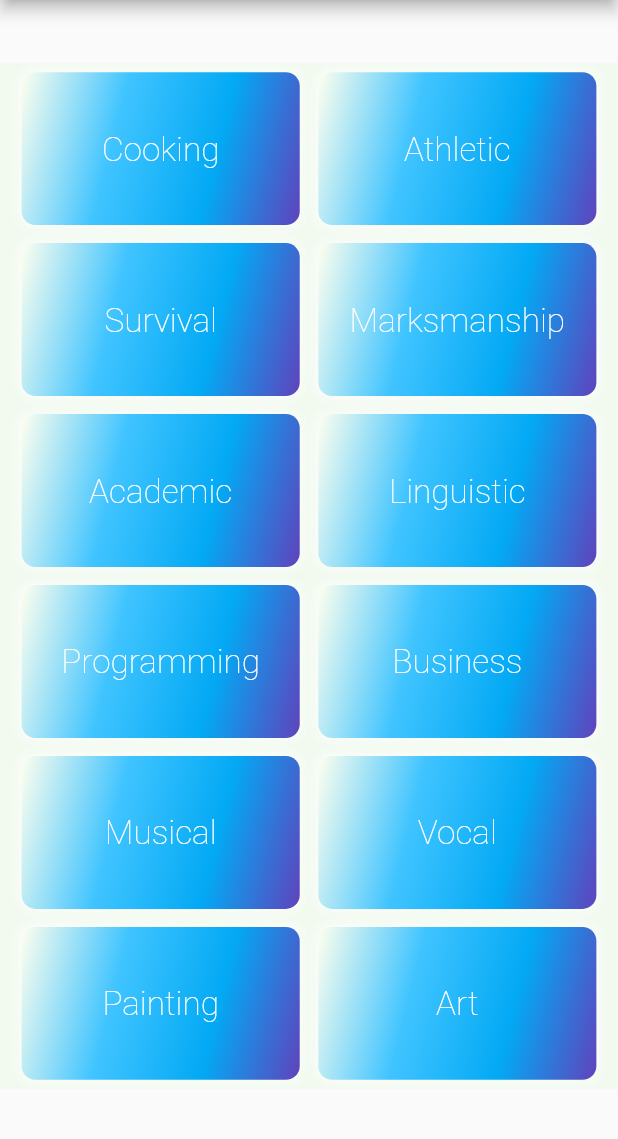
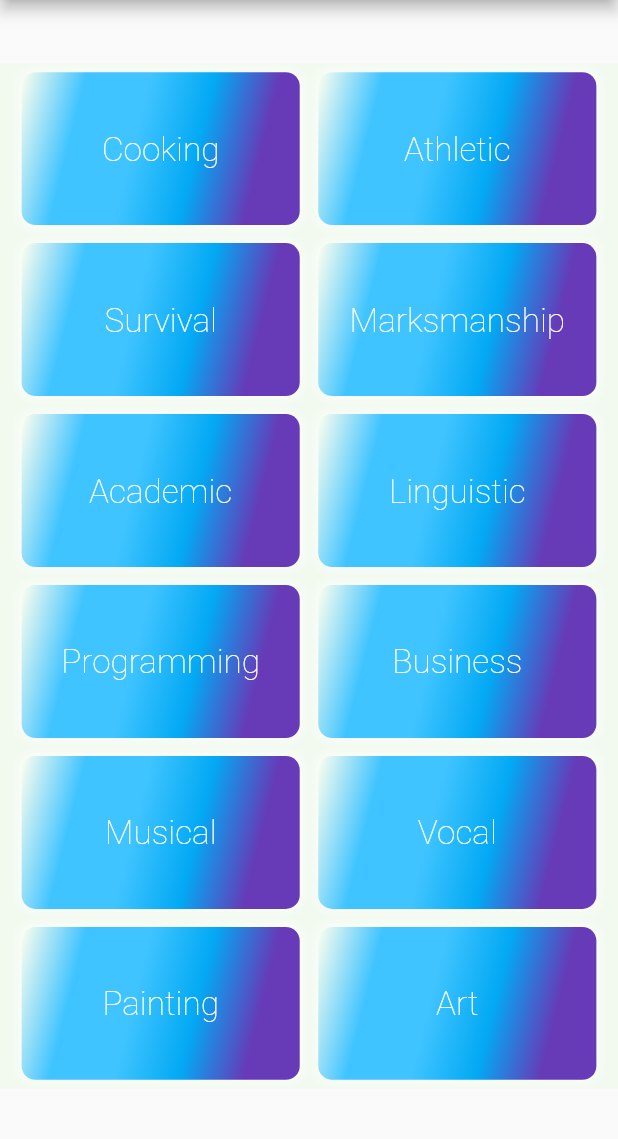
Before and after one commit to zwormstadt/Bonvallet, a Flutter app: the screen it shows after launch, on a phone screen of 412 x 824 dp, the part 84-1223 px from its top. Run offline on Flutter 3.47's test engine with Material 2 defaults, Android fonts, the phone set to English and light mode, and no system bars; Roboto replaces fonts that are missing (SF Pro).

Commit message:
Colors. I should stop.

```diff
--- a/lib/search/category-tile.dart
+++ b/lib/search/category-tile.dart
@@ -13,7 +13,14 @@ class CategoryTile extends StatelessWidget {
           gradient: LinearGradient(
             begin: Alignment.topLeft,
             end: Alignment(1.2, 0.0), // 10% of the width, so there are ten blinds.
-            colors: [const Color(0xFFFFFFEE), Colors.lightBlueAccent, Colors.lightBlue, Colors.deepPurple], // whitish to gray
+            colors: [
+              const Color(0xFFFFFFEE),
+              Colors.lightBlueAccent,
+              Colors.lightBlueAccent,
+              Colors.lightBlue,
+              Colors.deepPurple,
+              Colors.deepPurple
+            ], // whitish to gray
             tileMode: TileMode.repeated, // repeats the gradient over the canvas
           ),
           color: Colors.black,
```
